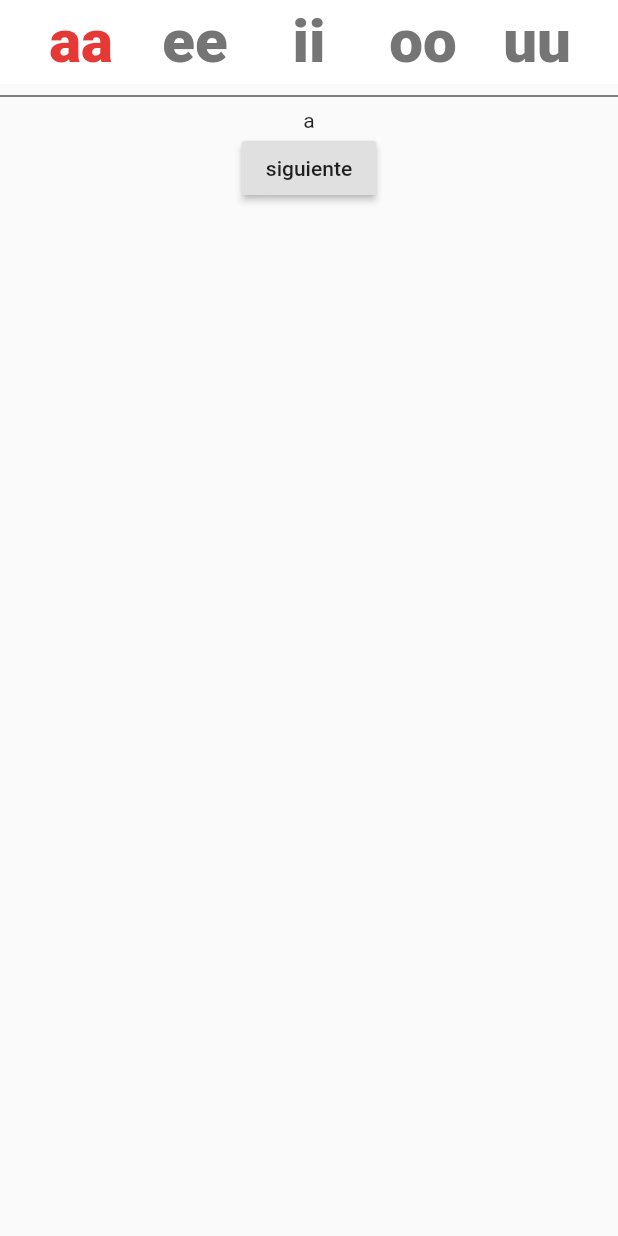
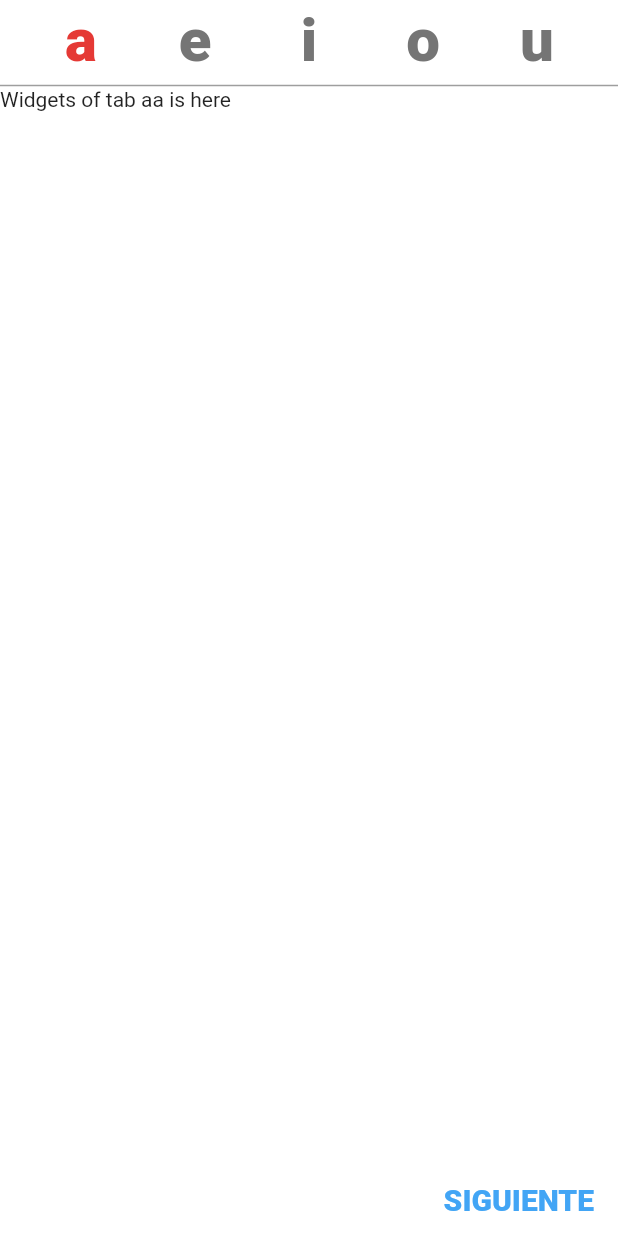
Before and after one commit to EleomarPL/LearnChatino, a Flutter app: the BasicVowels widget shown alone on an empty page, opened directly, on a phone screen of 412 x 824 dp. Run offline on Flutter 3.47's test engine with Material 2 defaults, Android fonts, the phone set to English and light mode, and no system bars; our stand-ins replace carousel_slider.

Commit message:
Main Tab - Levez Component- Window Lesson - Pronunciaton

```diff
--- a/lib/windowsLesson/mainTab/MainMain.dart
+++ b/lib/windowsLesson/mainTab/MainMain.dart
@@ -2,7 +2,7 @@ import 'package:flutter/material.dart';
 import 'ComponentLevel.dart';
 
 class MainMain extends StatefulWidget {
-  //MainMain({Key key}) : super(key: key);
+  MainMain({Key key}) : super(key: key);
 
   @override
   _MainMainState createState() => _MainMainState();
@@ -16,7 +16,6 @@ class _MainMainState extends State<MainMain> {
       child: ListView(
         padding: EdgeInsets.all(15.0),
         children: [
-          //ComponentLevel(),
           ComponentLevel(
             numLevel: 1,
             isAccessibleLessonOne: true,
--- a/lib/windowsLesson/mainTab/lesson/HeaderWindowLesson.dart
+++ b/lib/windowsLesson/mainTab/lesson/HeaderWindowLesson.dart
@@ -33,6 +33,7 @@ class HeaderWindowLesson extends StatelessWidget {
           elevation: 0,
           automaticallyImplyLeading: false,
           backgroundColor: Colors.white,
+          toolbarHeight: 40.0,
           title: Text(
             '$titleBody',
             style: TextStyle(
--- a/lib/windowsLesson/mainTab/lesson/pronunciaton/BasicVowels.dart
+++ b/lib/windowsLesson/mainTab/lesson/pronunciaton/BasicVowels.dart
@@ -1,4 +1,5 @@
 import 'package:flutter/material.dart';
+import 'components/ComponentBody.dart';
 
 class BasicVowels extends StatefulWidget {
   final int numLevel;
@@ -9,80 +10,21 @@ class BasicVowels extends StatefulWidget {
   _BasicVowelsState createState() => _BasicVowelsState();
 }
 
-Widget _textTabBar(String text) => Text(
-      text,
-      style: TextStyle(
-        fontSize: 40,
-        fontWeight: FontWeight.w900,
-      ),
-    );
-
-class _BasicVowelsState extends State<BasicVowels>
-    with SingleTickerProviderStateMixin {
-  TabController _tabController;
-
-  @override
-  void initState() {
-    _tabController = TabController(length: 5, initialIndex: 0, vsync: this);
-    _tabController.addListener(
-      () {},
-    );
-    super.initState();
-  }
-
+class _BasicVowelsState extends State<BasicVowels> {
   @override
   Widget build(BuildContext context) {
-    return Scaffold(
-      appBar: AppBar(
-        automaticallyImplyLeading: false,
-        shadowColor: Colors.white,
-        backgroundColor: Colors.white,
-        elevation: 0.0,
-        title: TabBar(
-          controller: _tabController,
-          labelColor: Colors.red[600],
-          unselectedLabelColor: Colors.grey[600],
-          indicatorColor: Colors.white,
-          labelPadding: const EdgeInsets.all(8.0),
-          tabs: [
-            Tab(child: _textTabBar("aa")),
-            Tab(child: _textTabBar("ee")),
-            Tab(child: _textTabBar("ii")),
-            Tab(child: _textTabBar("oo")),
-            Tab(child: _textTabBar("uu")),
-          ],
-        ),
-        iconTheme: IconThemeData(color: Colors.white),
-      ),
-      body: TabBarView(
-        controller: _tabController,
-        children: [
-          Column(
-            children: [
-              Divider(
-                color: Colors.black,
-              ),
-              Text('a'),
-              RaisedButton(
-                child: Text('siguiente'),
-                onPressed: () {
-                  setState(() {
-                    setState(() {
-                      _tabController.indexIsChanging;
-                      _tabController.index = _tabController.index++;
-                    });
-                    //print(_tabController.previousIndex);
-                  });
-                },
-              ),
-            ],
-          ),
-          Text('2'),
-          Text('3'),
-          Text('2'),
-          Text('3'),
-        ],
-      ),
+    return ComponentBody(
+      numLevel: widget.numLevel,
+      numLesson: widget.numLesson,
+      lengthTabBar: 5,
+      listTabBar: ["a", "e", "i", "o", "u"],
+      listTabBarView: [
+        Text("Widgets of tab aa is here"),
+        Text("Widgets of tab ee is here"),
+        Text("Widgets of tab ii is here"),
+        Text("Widgets of tab oo is here"),
+        Text("Widgets of tab uu is here"),
+      ],
     );
   }
 }
--- a/lib/windowsLesson/mainTab/lesson/pronunciaton/LongVowels.dart
+++ b/lib/windowsLesson/mainTab/lesson/pronunciaton/LongVowels.dart
@@ -1,4 +1,6 @@
 import 'package:flutter/material.dart';
+
+import 'components/ComponentBody.dart';
 
 class LongVowels extends StatefulWidget {
   final int numLevel;
@@ -12,8 +14,18 @@ class LongVowels extends StatefulWidget {
 class _LongVowelsState extends State<LongVowels> {
   @override
   Widget build(BuildContext context) {
-    return Container(
-      child: Text('Long vowels'),
+    return ComponentBody(
+      numLevel: widget.numLevel,
+      numLesson: widget.numLesson,
+      lengthTabBar: 5,
+      listTabBar: ["aa", "ee", "ii", "oo", "uu"],
+      listTabBarView: [
+        Text("Widgets of tab aa is here"),
+        Text("Widgets of tab ee is here"),
+        Text("Widgets of tab ii is here"),
+        Text("Widgets of tab oo is here"),
+        Text("Widgets of tab uu is here"),
+      ],
     );
   }
 }
--- /dev/null
+++ b/lib/windowsLesson/mainTab/lesson/pronunciaton/components/ComponentBody.dart
@@ -0,0 +1,148 @@
+import 'package:flutter/material.dart';
+
+import 'ComponentTabBarView.dart';
+
+// ignore: must_be_immutable
+class ComponentBody extends StatefulWidget {
+  final int numLevel;
+  final int numLesson;
+  final int lengthTabBar;
+  List<String> listTabBar;
+  List<Widget> listTabBarView;
+  ComponentBody(
+      {Key key,
+      this.numLevel,
+      this.numLesson,
+      this.listTabBar,
+      this.listTabBarView,
+      this.lengthTabBar})
+      : super(key: key);
+
+  @override
+  _ComponentBodyState createState() => _ComponentBodyState();
+}
+
+Widget _textTabBar(String text) => Text(
+      text,
+      style: TextStyle(
+        fontSize: 40,
+        fontWeight: FontWeight.w900,
+      ),
+    );
+
+class _ComponentBodyState extends State<ComponentBody>
+    with SingleTickerProviderStateMixin {
+  TabController _tabController;
+  Widget _textBody(String text, double sizeText, FontWeight weightText,
+          Color colorText) =>
+      Text(
+        text,
+        style: TextStyle(
+          fontSize: sizeText,
+          fontWeight: weightText,
+          color: colorText,
+        ),
+      );
+  Widget _buttonController(String textButton, double sizeText,
+          FontWeight weightText, Color colorText, bool isNext) =>
+      RaisedButton(
+          elevation: 0,
+          color: Colors.white,
+          child: _textBody(textButton, sizeText, weightText, colorText),
+          onPressed: () {
+            setState(() {
+              if (isNext) {
+                _tabController.animateTo((_tabController.index + 1));
+                _tabController.indexIsChanging;
+              } else {
+                _tabController.animateTo((_tabController.index - 1));
+              }
+            });
+          });
+  Widget containerTabBarView(int caseTabBarView, Widget bodyWidget) => Scaffold(
+        backgroundColor: Colors.white,
+        body: ListView(
+          children: [
+            bodyWidget,
+          ],
+        ),
+        floatingActionButtonLocation: FloatingActionButtonLocation.centerDocked,
+        floatingActionButton: Container(
+          alignment: (caseTabBarView == 0)
+              ? Alignment.bottomLeft
+              : ((caseTabBarView == 2)
+                  ? Alignment.bottomRight
+                  : Alignment.bottomCenter),
+          child: (caseTabBarView == 0)
+              ? _buttonController(
+                  "ATRAS", 20.0, FontWeight.w900, Colors.blue[400], false)
+              : ((caseTabBarView == 1)
+                  ? () {
+                      return Row(
+                        mainAxisAlignment: MainAxisAlignment.spaceBetween,
+                        children: [
+                          _buttonController("ATRAS", 20.0, FontWeight.w900,
+                              Colors.blue[400], false),
+                          _buttonController("SIGUIENTE", 20.0, FontWeight.w900,
+                              Colors.blue[400], true)
+                        ],
+                      );
+                    }()
+                  : _buttonController("SIGUIENTE", 20.0, FontWeight.w900,
+                      Colors.blue[400], true)),
+        ),
+      );
+
+  @override
+  void initState() {
+    _tabController = TabController(
+        length: widget.lengthTabBar, initialIndex: 0, vsync: this);
+    super.initState();
+  }
+
+  @override
+  Widget build(BuildContext context) {
+    List<Widget> listTab = widget.listTabBar.map((String titleBar) {
+      return _textTabBar(titleBar);
+    }).toList();
+    return Scaffold(
+      appBar: AppBar(
+        automaticallyImplyLeading: false,
+        shadowColor: Colors.white,
+        backgroundColor: Colors.white,
+        elevation: 0.0,
+        title: TabBar(
+          controller: _tabController,
+          labelColor: Colors.red[600],
+          unselectedLabelColor: Colors.grey[600],
+          indicatorColor: Colors.white,
+          labelPadding: const EdgeInsets.only(right: 8.0, left: 8.0),
+          tabs: listTab,
+        ),
+        iconTheme: IconThemeData(color: Colors.white),
+      ),
+      body: TabBarView(
+        controller: _tabController,
+        children: widget.listTabBarView.map((Widget child) {
+          /*
+            attribute CaseTabBarView from ComponentTabBarView
+            ** 0 only the back (ATRAS) bottom
+            ** 1 back (ATRAS) and next (SIGUIENTE) bottom
+            ** 2 only the next (SIGUIENTE) bottom
+          */
+          int caseTabView = (widget.listTabBarView.indexOf(child) == 0)
+              ? 2
+              : (((widget.lengthTabBar - 1) ==
+                      widget.listTabBarView.indexOf(child))
+                  ? 0
+                  : 1);
+          return ComponentTabBarView(
+            caseTabBarView: caseTabView,
+            body: child,
+            tabController: _tabController,
+          );
+        }).toList(),
+      ),
+    );
+  }
+}
--- /dev/null
+++ b/lib/windowsLesson/mainTab/lesson/pronunciaton/components/ComponentTabBarView.dart
@@ -0,0 +1,86 @@
+import 'package:flutter/material.dart';
+
+class ComponentTabBarView extends StatefulWidget {
+  final int caseTabBarView;
+  final Widget body;
+  final TabController tabController;
+
+  ComponentTabBarView(
+      {Key key, this.caseTabBarView, this.body, this.tabController})
+      : super(key: key);
+
+  @override
+  _ComponentTabBarViewState createState() => _ComponentTabBarViewState();
+}
+
+Widget _textBody(
+        String text, double sizeText, FontWeight weightText, Color colorText) =>
+    Text(
+      text,
+      style: TextStyle(
+        fontSize: sizeText,
+        fontWeight: weightText,
+        color: colorText,
+      ),
+    );
+
+class _ComponentTabBarViewState extends State<ComponentTabBarView> {
+  @override
+  Widget build(BuildContext context) {
+    Widget _buttonController(String textButton, double sizeText,
+            FontWeight weightText, Color colorText, bool isNext) =>
+        RaisedButton(
+            elevation: 0,
+            color: Colors.white,
+            child: _textBody(textButton, sizeText, weightText, colorText),
+            onPressed: () {
+              setState(() {
+                if (isNext) {
+                  widget.tabController
+                      .animateTo((widget.tabController.index + 1));
+                } else {
+                  widget.tabController
+                      .animateTo((widget.tabController.index - 1));
+                }
+              });
+            });
+    return Scaffold(
+      backgroundColor: Colors.white,
+      body: ListView(
+        children: [
+          Divider(
+            height: 2.0,
+            thickness: 1.0,
+            color: Colors.grey,
+          ),
+          widget.body,
+        ],
+      ),
+      floatingActionButtonLocation: FloatingActionButtonLocation.centerDocked,
+      floatingActionButton: Container(
+        alignment: (widget.caseTabBarView == 0)
+            ? Alignment.bottomLeft
+            : ((widget.caseTabBarView == 2)
+                ? Alignment.bottomRight
+                : Alignment.bottomCenter),
+        child: (widget.caseTabBarView == 0)
+            ? _buttonController(
+                "ATRAS", 20.0, FontWeight.w900, Colors.blue[400], false)
+            : ((widget.caseTabBarView == 1)
+                ? () {
+                    return Row(
+                      mainAxisAlignment: MainAxisAlignment.spaceBetween,
+                      children: [
+                        _buttonController("ATRAS", 20.0, FontWeight.w900,
+                            Colors.blue[400], false),
+                        _buttonController("SIGUIENTE", 20.0, FontWeight.w900,
+                            Colors.blue[400], true)
+                      ],
+                    );
+                  }()
+                : _buttonController("SIGUIENTE", 20.0, FontWeight.w900,
+                    Colors.blue[400], true)),
+      ),
+    );
+  }
+}
```
